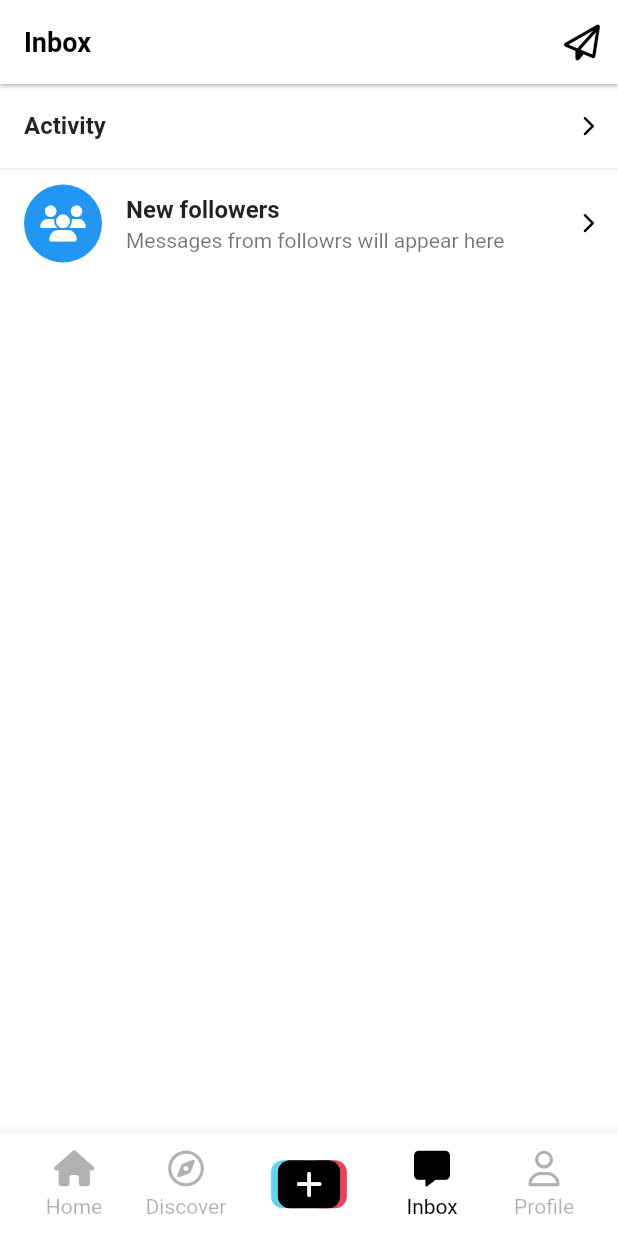
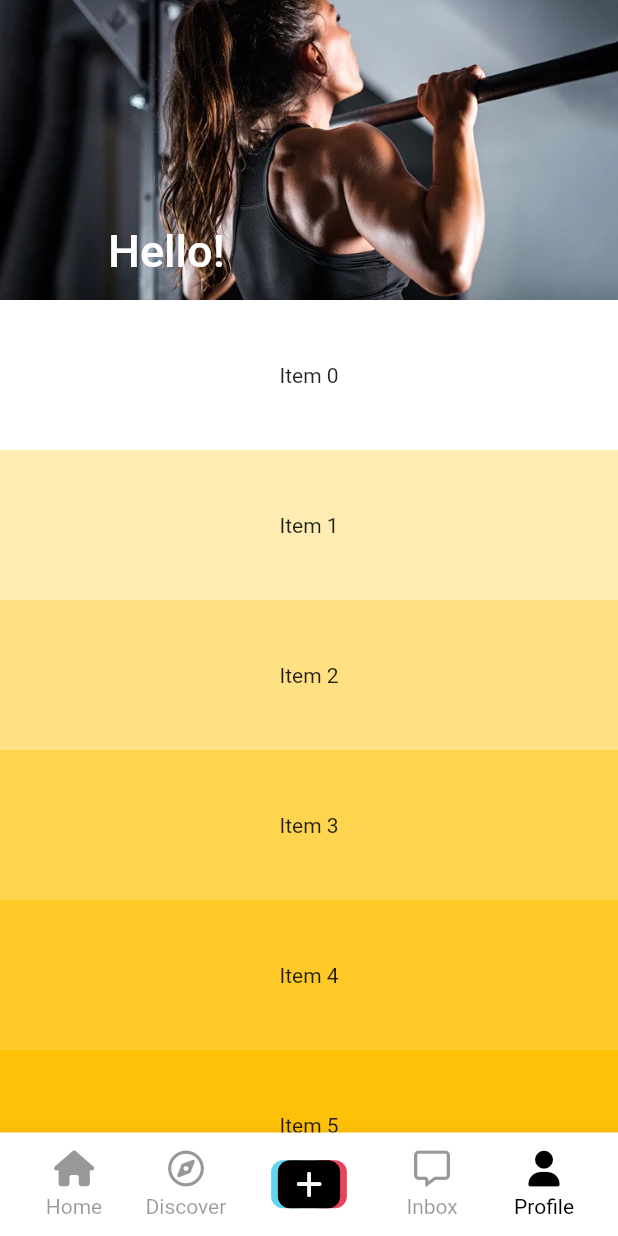
Before and after one commit to defsehun/eggtok, a Flutter app: the screen it shows after launch, on a phone screen of 412 x 824 dp. Run offline on Flutter 3.47's test engine with Material 2 defaults, Android fonts, the phone set to English and light mode, and no system bars; our stand-ins replace font_awesome_flutter, marquee, readmore, video_player, visibility_detector; network calls fail.

Commit message:
feat: User profile screen

```diff
--- a/lib/features/main_navigation/main_navigation_screen.dart
+++ b/lib/features/main_navigation/main_navigation_screen.dart
@@ -6,6 +6,7 @@ import 'package:street_workout/features/discover/discover_screen.dart';
 import 'package:street_workout/features/inbox/inbox_screen.dart';
 import 'package:street_workout/features/main_navigation/widgets/nav_tab.dart';
 import 'package:street_workout/features/main_navigation/widgets/post_video_button.dart';
+import 'package:street_workout/features/users/user_profile_screen.dart';
 import 'package:street_workout/features/videos/video_timeline_screen.dart';
 
 class MainNavigaionScreen extends StatefulWidget {
@@ -16,7 +17,7 @@ class MainNavigaionScreen extends StatefulWidget {
 }
 
 class _MainNavigaionScreenState extends State<MainNavigaionScreen> {
-  int _selectedIndex = 3;
+  int _selectedIndex = 4;
 
   void _onTap(int index) {
     setState(() {
@@ -58,7 +59,7 @@ class _MainNavigaionScreenState extends State<MainNavigaionScreen> {
           ),
           Offstage(
             offstage: _selectedIndex != 4,
-            child: Container(),
+            child: const UserProfileScreen(),
           ),
         ],
       ),
--- a/lib/features/main_navigation/widgets/nav_tab.dart
+++ b/lib/features/main_navigation/widgets/nav_tab.dart
@@ -29,7 +29,7 @@ class NavTab extends StatelessWidget {
           color: selectIndex == 0 ? Colors.black : Colors.white,
           child: AnimatedOpacity(
             duration: const Duration(milliseconds: 100),
-            opacity: isSelected ? 1 : 0.3,
+            opacity: isSelected ? 1 : 0.4,
             child: Column(
               mainAxisSize: MainAxisSize.min,
               children: [
--- /dev/null
+++ b/lib/features/users/user_profile_screen.dart
@@ -0,0 +1,69 @@
+import 'package:flutter/material.dart';
+import 'package:street_workout/constants/sizes.dart';
+
+class UserProfileScreen extends StatefulWidget {
+  const UserProfileScreen({super.key});
+
+  @override
+  State<UserProfileScreen> createState() => _UserProfileScreenState();
+}
+
+class _UserProfileScreenState extends State<UserProfileScreen> {
+  @override
+  Widget build(BuildContext context) {
+    return CustomScrollView(
+      slivers: [
+        SliverAppBar(
+          stretch: true,
+          pinned: true,
+          backgroundColor: Colors.teal,
+          //collapsedHeight: 60,
+          expandedHeight: 200,
+          flexibleSpace: FlexibleSpaceBar(
+            stretchModes: const [
+              StretchMode.blurBackground,
+              StretchMode.zoomBackground,
+              StretchMode.fadeTitle,
+            ],
+            background: Image.asset(
+              "assets/images/placeholder.jpg",
+              fit: BoxFit.cover,
+            ),
+            title: const Text("Hello!"),
+          ),
+        ),
+        SliverFixedExtentList(
+          delegate: SliverChildBuilderDelegate(
+            childCount: 50,
+            (context, index) => Container(
+              color: Colors.amber[100 * (index % 10)],
+              child: Align(
+                alignment: Alignment.center,
+                child: Text("Item $index"),
+              ),
+            ),
+          ),
+          itemExtent: 100,
+        ),
+        SliverGrid(
+          delegate: SliverChildBuilderDelegate(
+            childCount: 50,
+            (context, index) => Container(
+              color: Colors.blue[100 * (index % 10)],
+              child: Align(
+                alignment: Alignment.center,
+                child: Text("Item $index"),
+              ),
+            ),
+          ),
+          gridDelegate: const SliverGridDelegateWithMaxCrossAxisExtent(
+            maxCrossAxisExtent: 100,
+            mainAxisSpacing: Sizes.size20,
+            crossAxisSpacing: Sizes.size20,
+            childAspectRatio: 1,
+          ),
+        ),
+      ],
+    );
+  }
+}
```
Also changed, not shown: assets/images/placeholder.jpg, assets/images/placeholder_.jpg (added).
